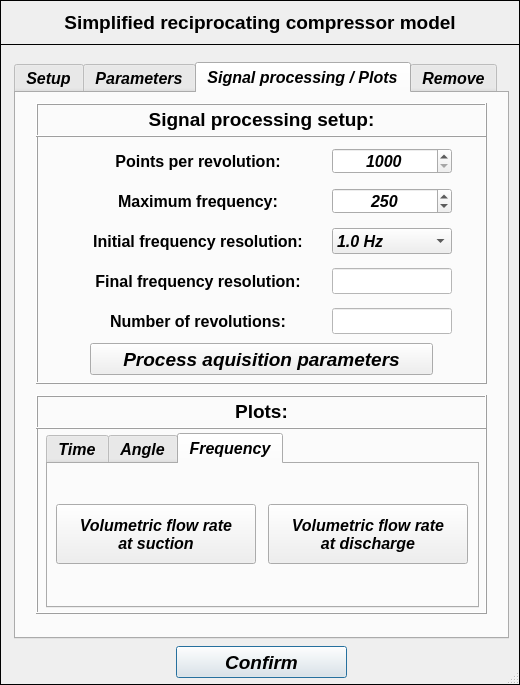
First picture: the form in pulse/uix/user_input/ui/compressorModelInput.ui, repository open-pulse/OpenPulse, before the edit.
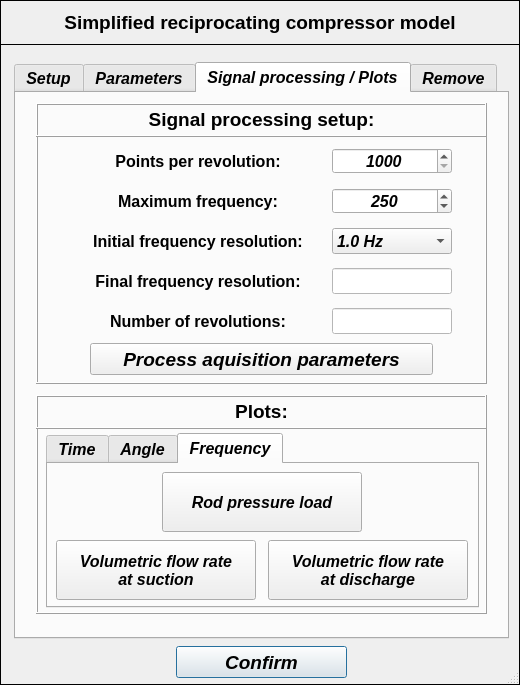
Second picture: the form after the edit. The open tabs and pages were chosen to show the change.

Commit message: compressor excitation - updating

What changed in the file:
```diff
--- a/pulse/uix/user_input/ui/compressorModelInput.ui
+++ b/pulse/uix/user_input/ui/compressorModelInput.ui
@@ -3809,7 +3809,7 @@
          <property name="geometry">
           <rect>
            <x>220</x>
-           <y>40</y>
+           <y>76</y>
            <width>200</width>
            <height>60</height>
           </rect>
@@ -3844,7 +3844,7 @@
          <property name="geometry">
           <rect>
            <x>8</x>
-           <y>40</y>
+           <y>76</y>
            <width>200</width>
            <height>60</height>
           </rect>
@@ -3875,6 +3875,40 @@
 at suction</string>
          </property>
         </widget>
+        <widget class="QPushButton" name="pushButton_plot_rod_pressure_load_frequency">
+         <property name="geometry">
+          <rect>
+           <x>114</x>
+           <y>8</y>
+           <width>200</width>
+           <height>60</height>
+          </rect>
+         </property>
+         <property name="minimumSize">
+          <size>
+           <width>200</width>
+           <height>60</height>
+          </size>
+         </property>
+         <property name="maximumSize">
+          <size>
+           <width>200</width>
+           <height>60</height>
+          </size>
+         </property>
+         <property name="font">
+          <font>
+           <family>Arial</family>
+           <pointsize>12</pointsize>
+           <weight>75</weight>
+           <italic>true</italic>
+           <bold>true</bold>
+          </font>
+         </property>
+         <property name="text">
+          <string>Rod pressure load</string>
+         </property>
+        </widget>
        </widget>
       </widget>
      </widget>
```
Left out of the diff: 650 changed lines with no effect on the pictures. The commit also changes 52 other files.
